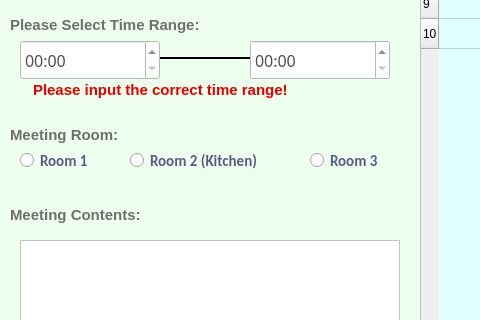
Josefina-Hernandez/akt_hr_tool, file ui_highDPI/bookmeetingroom.ui: the form before one commit; both pictures show x 0 to 480 and y 290 to 610 of the 1386 by 781 pixel window.
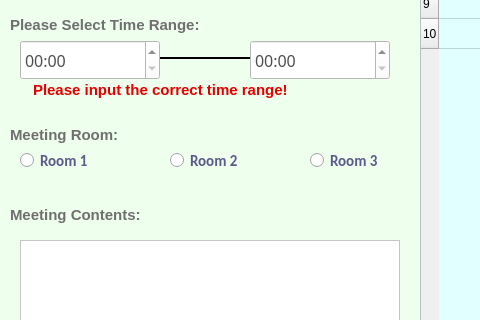
The form after the commit.

```diff
--- a/ui_highDPI/bookmeetingroom.ui
+++ b/ui_highDPI/bookmeetingroom.ui
@@ -689,7 +689,7 @@
    <widget class="QRadioButton" name="radioButton_2">
     <property name="geometry">
      <rect>
-      <x>130</x>
+      <x>170</x>
       <y>440</y>
       <width>161</width>
       <height>21</height>
@@ -706,7 +706,7 @@
 }</string>
     </property>
     <property name="text">
-     <string>Room 2 (Kitchen)</string>
+     <string>Room 2</string>
     </property>
    </widget>
    <widget class="QRadioButton" name="radioButton_3">
```
Left out of the diff: 2 changed lines with no effect on the pictures.
